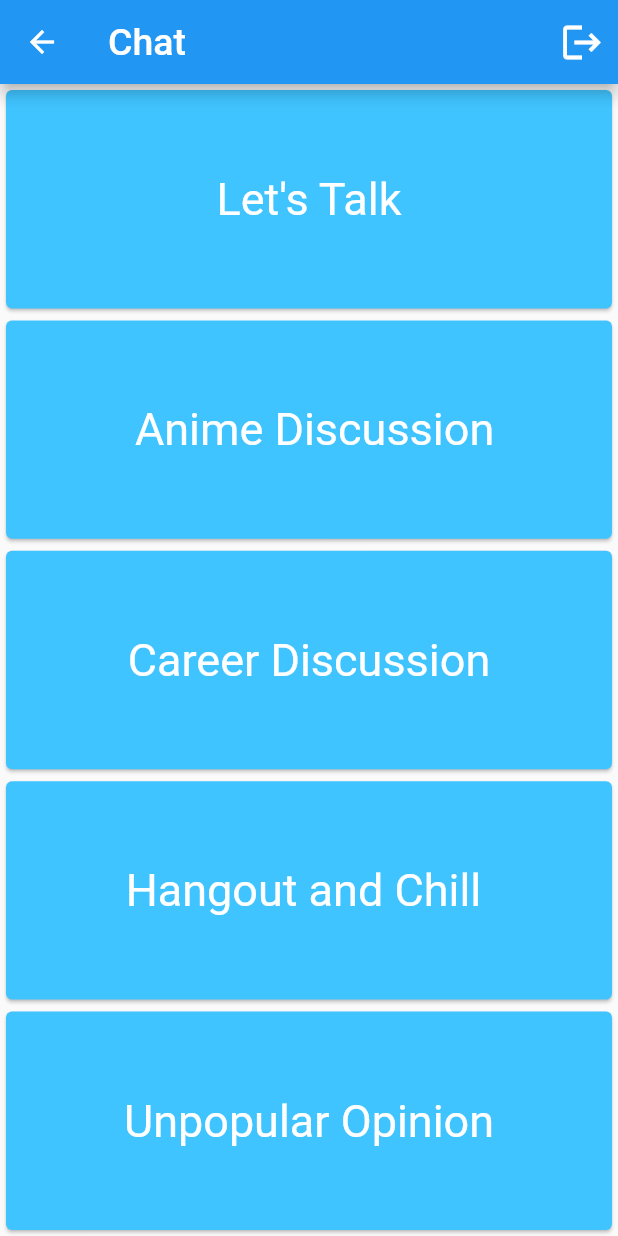
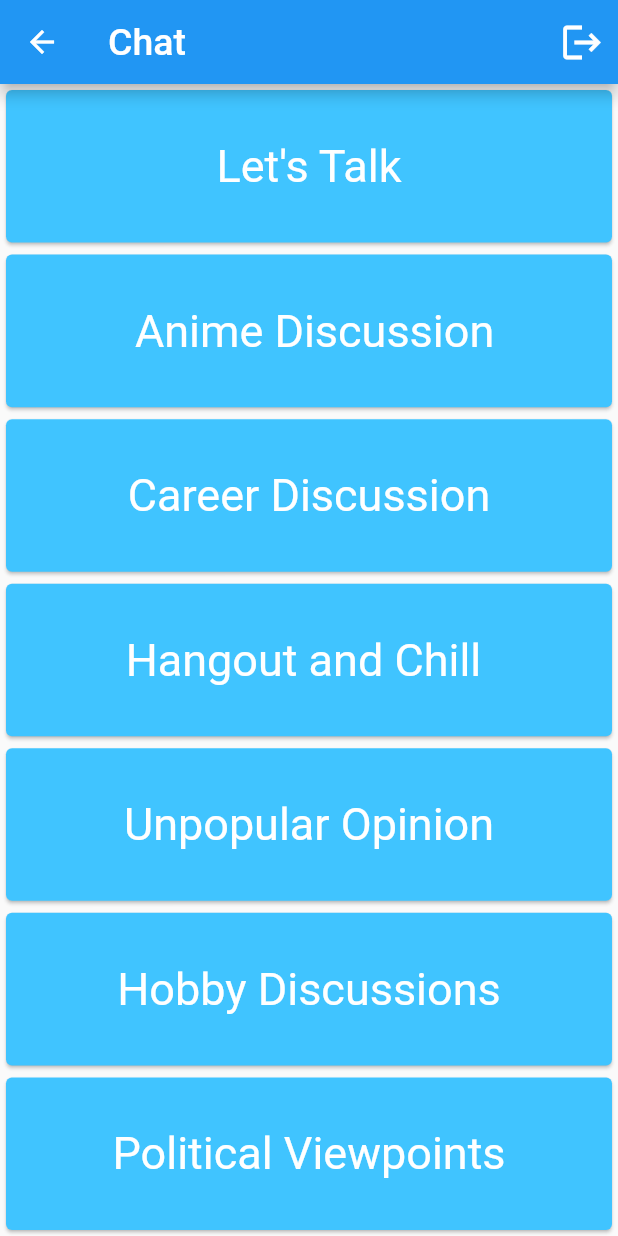
Before and after one commit to Abdulaziz-04/FlutterProjects, a Flutter app: the RoomScreen screen opened by its route, on a phone screen of 412 x 824 dp. Run offline on Flutter 3.47's test engine with Material 2 defaults, Android fonts, the phone set to English and light mode, and no system bars; our stand-ins replace animated_text_kit, audioplayers, cloud_firestore, easy_rich_text, firebase_auth, firebase_core and 6 more; missing offline and left inert: flutter_ringtone_player; accounts and stored records are empty; Roboto replaces fonts that are missing (Rubik).

Commit message:
Update room_screen.dart
Added extra rooms

```diff
--- a/flash_chat/lib/screens/room_screen.dart
+++ b/flash_chat/lib/screens/room_screen.dart
@@ -70,6 +70,8 @@ class _RoomScreenState extends State<RoomScreen> {
             roomCard('Career(Discuss)', 'Career Discussion'),
             roomCard('Hangout', 'Hangout and Chill '),
             roomCard('Unpopular Opinion', 'Unpopular Opinion'),
+            roomCard('Hobby Discussions', 'Hobby Discussions'),
+            roomCard('Political Viewpoints', 'Political Viewpoints'),
           ],
         ),
       ),
```
